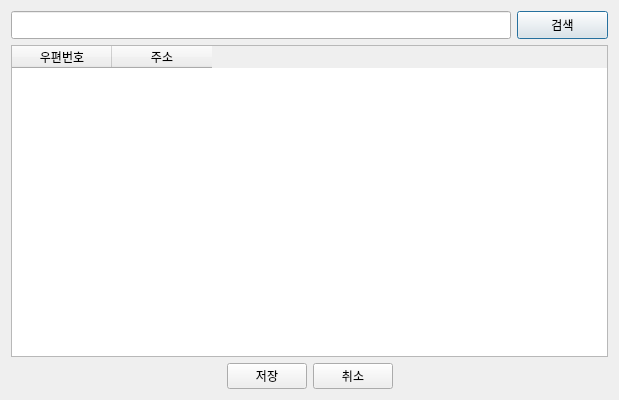
The window that search_post.ui (hyeona-jeong/HRIS) describes before a commit, drawn with Qt 5.
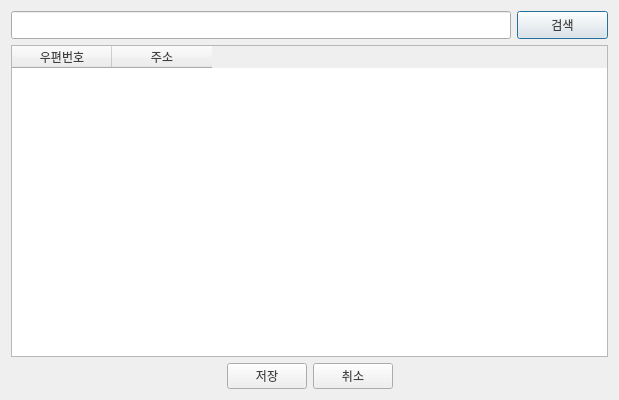
The same window after the commit.

What changed in the file:
```diff
--- a/search_post.ui
+++ b/search_post.ui
@@ -46,6 +46,9 @@
          <height>28</height>
         </size>
        </property>
+       <property name="styleSheet">
+        <string notr="true">color: #404040;</string>
+       </property>
        <property name="text">
         <string>검색</string>
        </property>
@@ -55,6 +58,9 @@
    </item>
    <item>
     <widget class="QTableWidget" name="table">
+     <property name="styleSheet">
+      <string notr="true">color: #404040;</string>
+     </property>
      <property name="editTriggers">
       <set>QAbstractItemView::NoEditTriggers</set>
      </property>
@@ -93,6 +99,9 @@
      </item>
      <item>
       <widget class="QPushButton" name="saveBtn">
+       <property name="styleSheet">
+        <string notr="true">color: #404040;</string>
+       </property>
        <property name="text">
         <string>저장</string>
        </property>
@@ -100,6 +109,9 @@
      </item>
      <item>
       <widget class="QPushButton" name="cnlBtn">
+       <property name="styleSheet">
+        <string notr="true">color: #404040;</string>
+       </property>
        <property name="text">
         <string>취소</string>
        </property>
```
